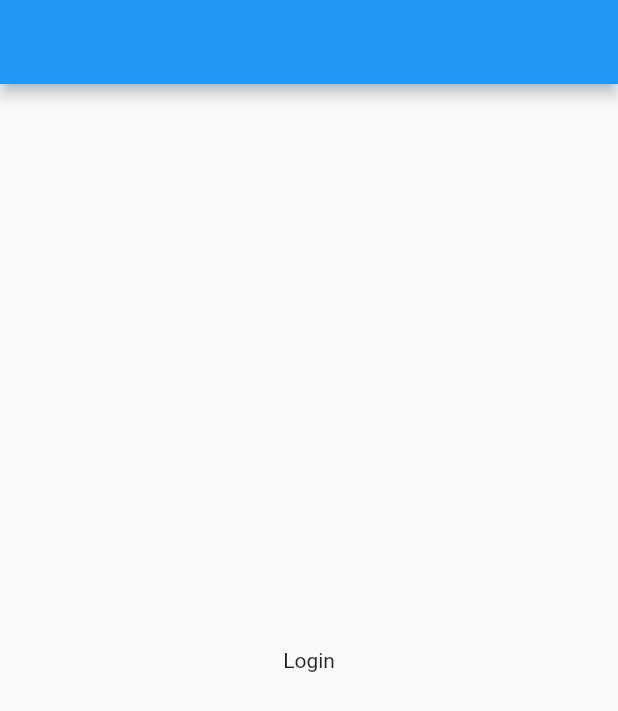
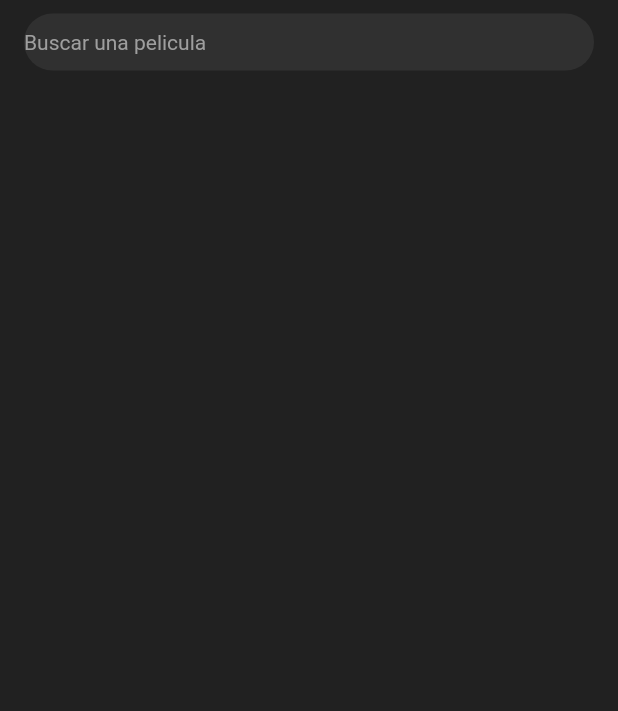
Before and after one commit to FxPhantomhive/proyecto_chivoflix, a Flutter app: the screen it shows after launch, on a phone screen of 412 x 824 dp. Shown: the top 711 px of the screen. Run offline on Flutter 3.47's test engine with Material 2 defaults, Android fonts, the light colour scheme and no system bars.

Commit message:
1stCommit

```diff
--- a/lib/busqueda/buscarPelicular.dart
+++ b/lib/busqueda/buscarPelicular.dart
@@ -0,0 +1,73 @@
+
+
+import 'package:flutter/material.dart';
+import 'package:proyecto_chivoflix/busqueda/pelicula.dart';
+
+class BuscarPelicular extends StatefulWidget {
+  static const String route = '/busqueda';
+  BuscarPelicular({Key? key}) : super(key: key);
+
+  @override
+  State<BuscarPelicular> createState() => _BuscarPelicularState();
+}
+
+class _BuscarPelicularState extends State<BuscarPelicular>{
+
+List<Pelicula> _peliculas =[
+  Pelicula("Spider-man: No way home", "2h m", "image", false),
+  Pelicula("Spider-man: Into the Spiderverse", "2h m", "image", false),
+  Pelicula("Spider-man: No way home", "2h m", "image", false)
+
+];
+
+List<Pelicula> _foundPeli=[];
+
+@override
+  void initState() {
+    // TODO: implement initState
+    super.initState();
+
+    setState(() {
+      _foundPeli=_peliculas;
+    });
+  }
+
+
+
+
+ @override
+  Widget build(BuildContext context) {
+    return Scaffold(
+      appBar: AppBar(
+        elevation: 0,
+        backgroundColor: Colors.grey.shade900,
+        title: Container(
+          height: 38,
+          child: TextField(
+            decoration: InputDecoration(
+              filled:true,
+              fillColor: Colors.grey[850],
+              contentPadding: EdgeInsets.all(0),
+              border: OutlineInputBorder(
+                borderRadius: BorderRadius.circular(50),
+                borderSide: BorderSide.none
+              ),
+              hintStyle: TextStyle(
+                fontSize: 14,
+                color: Colors.grey.shade500
+              ),
+              hintText: "Buscar una pelicula"
+
+            ),
+          ),
+
+        ),
+      ),
+      body: Container(
+        color: Colors.grey.shade900,
+
+      ),
+
+    ) ;
+  }
+}
--- /dev/null
+++ b/lib/busqueda/pelicula.dart
@@ -0,0 +1,25 @@
+  class Pelicula{
+    final String nombre;
+    final String duracion;
+    final String image;
+    bool verMasTarde;
+
+    Pelicula(this.nombre,this.duracion,this.image, this.verMasTarde);
+
+  }
+
+  const List pelis= [
+
+    { "nombre": "Spider-man: No Way home",
+      "duracion": "2 h 28 m" ,
+      "img": "assets/images/Spiderman.jpg",},
+
+
+      { "nombre": "Spider-man: Into the Spiderverse",
+      "duracion": "2 h 28 m" ,
+      "img": "assets/images/Spiderman.jpg",}
+
+
+
+
+];
--- a/lib/main.dart
+++ b/lib/main.dart
@@ -1,4 +1,5 @@
 import 'package:flutter/material.dart';
+import 'package:proyecto_chivoflix/busqueda/buscarPelicular.dart';
 import 'package:proyecto_chivoflix/login/login.dart';
 
 void main() {
@@ -11,8 +12,9 @@ class Principal extends StatelessWidget {
   @override
   Widget build(BuildContext context) {
     return MaterialApp(
-      initialRoute: Login.route,
-      routes: {Login.route: (context) => Login()},
+      initialRoute: BuscarPelicular.route,
+      routes: {Login.route: (context) => Login(),
+      BuscarPelicular.route: (context) => BuscarPelicular()},
     );
   }
 }
--- a/pubspec.yaml
+++ b/pubspec.yaml
@@ -59,6 +59,7 @@ flutter:
 
   # To add assets to your application, add an assets section, like this:
   # assets:
+
   #   - images/a_dot_burr.jpeg
   #   - images/a_dot_ham.jpeg
 
```
Also changed, not shown: lib/busqueda/data.dart (added).
